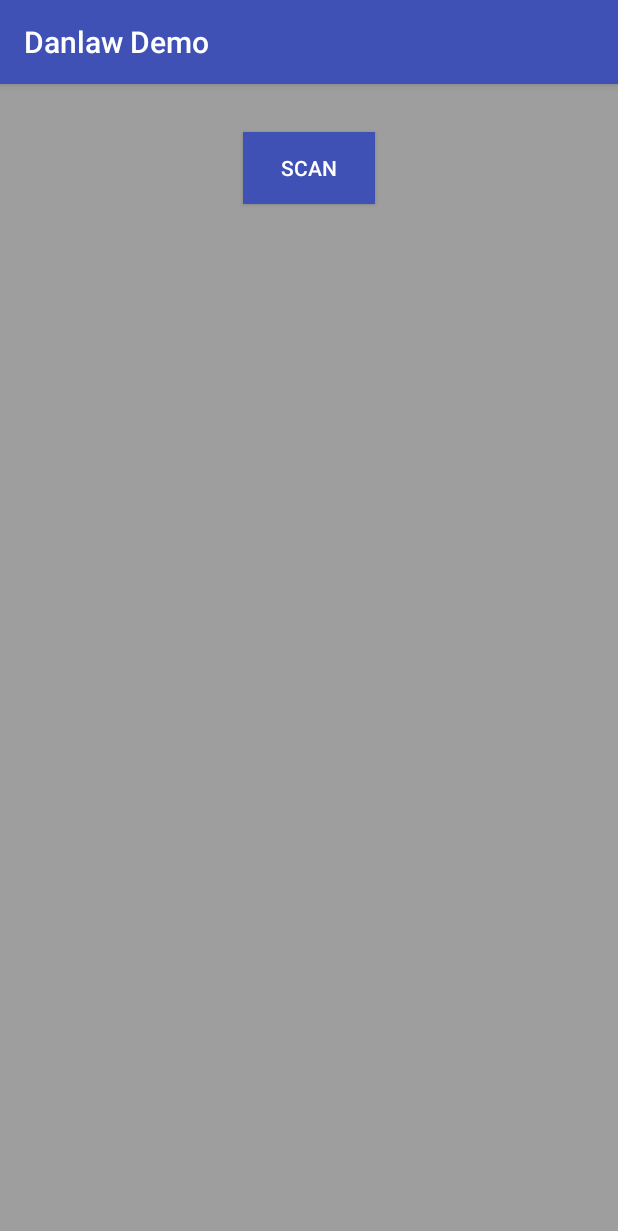
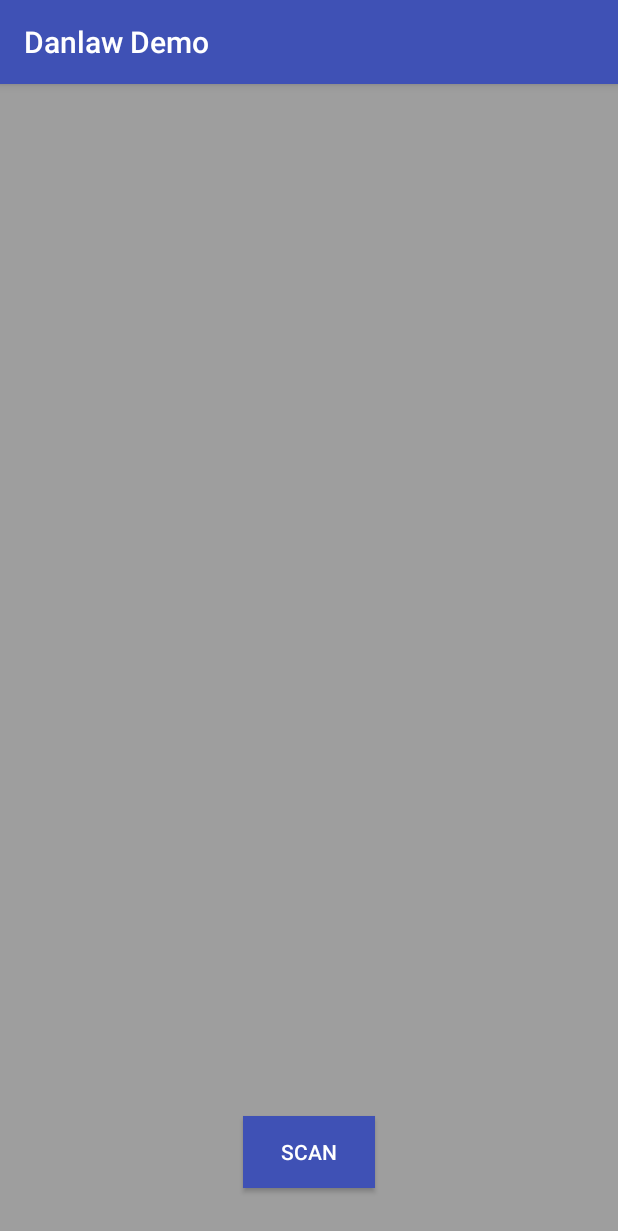
Before and after one commit to danlawinc/smartconnectsdk-android-sample-app, an Android app: the screen it shows after launch (MainActivity), on a phone screen of 412 x 824 dp. Shown: the top 1231 px of the screen. Run offline under Robolectric (Android 15) with nearby library versions, the phone set to English and light mode, and no system bars; our stand-ins replace EventBus; libraries missing offline, so code that uses them is left out: com.danlaw.mobilegateway; 2 statements that could not run were skipped.

Commit message:
comments left

```diff
--- a/app/src/main/java/com/example/danlaw/demo/MyDemoApplication.java
+++ b/app/src/main/java/com/example/danlaw/demo/MyDemoApplication.java
@@ -4,7 +4,6 @@ import android.app.PendingIntent;
 import android.content.Intent;
 import android.support.multidex.MultiDexApplication;
 import android.support.v4.app.TaskStackBuilder;
-import android.util.Log;
 
 import com.danlaw.mobilegateway.auth.AuthInterface;
 import com.danlaw.mobilegateway.auth.IAuthCallback;
@@ -19,12 +18,10 @@ import com.danlaw.mobilegateway.exception.SdkNotAuthenticatedException;
 import com.example.danlaw.demo.activity.ConnectedActivity;
 import com.example.danlaw.demo.events.AutoConnectingEvent;
 import com.example.danlaw.demo.events.BasicDataReceivedEvent;
+import com.example.danlaw.demo.events.BluetoothEnabledEvent;
 import com.example.danlaw.demo.events.ConnectionStatusChangeEvent;
 import com.example.danlaw.demo.events.DPidDataReceivedEvent;
-import com.example.danlaw.demo.events.DPidRegisteredEvent;
-import com.example.danlaw.demo.events.DPidUnregisteredEvent;
 import com.example.danlaw.demo.events.EPidDataReceivedEvent;
-import com.example.danlaw.demo.events.EPidRegisteredEvent;
 import com.example.danlaw.demo.events.OBDDevicesFoundEvent;
 import com.example.danlaw.demo.events.ScanStoppedEvent;
 
@@ -78,18 +75,10 @@ public class MyDemoApplication extends MultiDexApplication implements AutoConnec
 
         @Override
         public void onDataPidRegistered(int responseCode, int DPid) {
-            DPidRegisteredEvent event = new DPidRegisteredEvent();
-            event.responseCode = responseCode;
-            event.dPid = DPid;
-            EventBus.getDefault().post(event);
         }
 
         @Override
         public void onDataPidUnregistered(int responseCode, int DPid) {
-            DPidUnregisteredEvent event = new DPidUnregisteredEvent();
-            event.responseCode = responseCode;
-            event.dPid = DPid;
-            EventBus.getDefault().post(event);
         }
 
         @Override
@@ -103,9 +92,6 @@ public class MyDemoApplication extends MultiDexApplication implements AutoConnec
 
         @Override
         public void onEventPidRegistered(int responseCode) {
-            EPidRegisteredEvent event = new EPidRegisteredEvent();
-            event.responseCode = responseCode;
-            EventBus.getDefault().post(event);
         }
 
         @Override
@@ -155,7 +141,9 @@ public class MyDemoApplication extends MultiDexApplication implements AutoConnec
     IBluetoothCallback iBluetoothCallback = new IBluetoothCallback() {
         @Override
         public void onBluetoothEnabled(boolean enabled) {
-            Log.v("BLE Callback - ", "ble enabled status: " + String.valueOf(enabled));
+            BluetoothEnabledEvent event = new BluetoothEnabledEvent();
+            event.isEnabled = enabled;
+            EventBus.getDefault().post(event);
         }
     };
 
--- a/app/src/main/java/com/example/danlaw/demo/activity/MainActivity.java
+++ b/app/src/main/java/com/example/danlaw/demo/activity/MainActivity.java
@@ -27,8 +27,10 @@ import com.example.danlaw.demo.MyDemoApplication;
 import com.example.danlaw.demo.R;
 import com.example.danlaw.demo.adapter.DeviceListAdapter;
 import com.example.danlaw.demo.events.AutoConnectingEvent;
+import com.example.danlaw.demo.events.BluetoothEnabledEvent;
 import com.example.danlaw.demo.events.ConnectionStatusChangeEvent;
 import com.example.danlaw.demo.events.OBDDevicesFoundEvent;
+import com.example.danlaw.demo.events.ScanStoppedEvent;
 import com.example.danlaw.demo.model.DataLogger;
 
 import org.greenrobot.eventbus.EventBus;
@@ -78,23 +80,29 @@ public class MainActivity extends AppCompatActivity {
                 requestPermissions(permissions, REQUEST_CODE_ASK_PERMISSIONS);
             }
         }
+
         // setting up views
         scanButton = (Button) findViewById(R.id.scanButton);
         lottieAnimationView = (LottieAnimationView) findViewById(R.id.animation_view);
         lottieAnimationView.setAnimation("ripple_loading_animation.json");
         listView = (ListView) findViewById(R.id.devicesList);
+
         // setting device adapter to show list of devices found during scanning
         devicesAdapter = new DeviceListAdapter(getApplicationContext(), devices);
         listView.setAdapter(devicesAdapter);
         listView.setOnItemClickListener(new AdapterView.OnItemClickListener() {
             @Override
             public void onItemClick(AdapterView<?> parent, View view, int position, long id) {
+
                 // update UI and try connecting to a device if any connection is not in progress.
                 if (!tryingToConnect) {
                     selectedDevicePositionInList = position;
                     selectedDatalogger = new DataLogger(devices.get(position).getName(), devices.get(position).getAddress());
+                    // cancelling the scan in case impatient user selects a device before the scan duration has completed
+                    dataLoggerInterface.scanForDataLoggers(false);
                     // calling connect method from datalogger interface to initiate connection. SDK takes care of handling bluetooth connection in the background.
                     dataLoggerInterface.connect(devices.get(position).getAddress());
+                    lottieAnimationView.setVisibility(View.INVISIBLE);
                     view.setBackgroundColor(Color.LTGRAY);
                     Toast.makeText(MainActivity.this, "Initiating connection", Toast.LENGTH_SHORT).show();
                 } else
@@ -103,6 +111,7 @@ public class MainActivity extends AppCompatActivity {
         });
 
         try {
+
             // getting the singleton datalogger interface to communicate with datalogger
             dataLoggerInterface = ((MyDemoApplication) getApplication()).getDataLoggerInterface();
             // TODO: 5/23/2018 describe bluetooth callback?
@@ -114,12 +123,34 @@ public class MainActivity extends AppCompatActivity {
             Log.d(TAG, "SDK not authenticated");
             e.printStackTrace();
         }
+
+        // checking if bluetooth not enabled display a dialog asking the user to turn on bluetooth
+        if (!bluetoothInterface.isBluetoothEnabled()) {
+            new AlertDialog.Builder(MainActivity.this)
+                    .setTitle("Bluetooth needs to be turned on to scan for devices")
+                    .setPositiveButton("Turn on", new DialogInterface.OnClickListener() {
+                        @Override
+                        public void onClick(DialogInterface dialog, int which) {
+                            // this method turns on the bluetooth for the user
+                            bluetoothInterface.enableBluetooth();
+                        }
+                    }).setNegativeButton("Cancel", new DialogInterface.OnClickListener() {
+                @Override
+                public void onClick(DialogInterface dialog, int which) {
+                    dialog.dismiss();
+                }
+            }).setCancelable(true)
+                    .show();
+            Toast.makeText(this, "Bluetooth not turned on", Toast.LENGTH_LONG).show();
+        }
+
         // setting the scanning duration ( in milliseconds)
-        dataLoggerInterface.setScanTime(5000);
+        dataLoggerInterface.setScanTime(10000);
 
         scanButton.setOnClickListener(new View.OnClickListener() {
             @Override
             public void onClick(View v) {
+                Toast.makeText(MainActivity.this, "Scanning for devices", Toast.LENGTH_SHORT).show();
                 devices.clear();
                 selectedDatalogger = null;
                 listView.setVisibility(View.INVISIBLE);
@@ -133,12 +164,7 @@ public class MainActivity extends AppCompatActivity {
     @Subscribe(threadMode = ThreadMode.MAIN)
     public void onOBDDevicesFoundEvent(OBDDevicesFoundEvent event) {
         // adding the device to list anytime a new device is found and updating ui
-        // TODO: 5/18/2018 maybe add scan complete callback
-        dataLoggerInterface.scanForDataLoggers(false);
-        selectedDatalogger = new DataLogger(event.deviceName, event.deviceAddress);
-        devices.add(selectedDatalogger);
-        lottieAnimationView.cancelAnimation();
-        lottieAnimationView.setVisibility(View.GONE);
+        devices.add(new DataLogger(event.deviceName, event.deviceAddress));
         listView.setVisibility(View.VISIBLE);
         devicesAdapter.notifyDataSetChanged();
     }
@@ -146,7 +172,8 @@ public class MainActivity extends AppCompatActivity {
     @Subscribe(threadMode = ThreadMode.MAIN)
     public void onConnectionStatusChangeEvent(ConnectionStatusChangeEvent event) {
         // updating the UI based on the connection status
-        if (event.connectionStatus == DataLoggerInterface.STATE_CONNECTED) {
+        switch (event.connectionStatus) {
+            case DataLoggerInterface.STATE_CONNECTED:
                 listView.getChildAt(selectedDevicePositionInList).setBackgroundColor(Color.GREEN);
                 Toast.makeText(MainActivity.this, "Connected", Toast.LENGTH_SHORT).show();
                 new Handler().postDelayed(new Runnable() {
@@ -158,11 +185,14 @@ public class MainActivity extends AppCompatActivity {
                         startActivity(resultIntent);
                     }
                 }, 150);
-        } else if (event.connectionStatus == DataLoggerInterface.STATE_CONNECTING)
-            listView.getChildAt(selectedDevicePositionInList).setBackgroundColor(Color.LTGRAY);
-        else if (event.connectionStatus == DataLoggerInterface.STATE_DISCONNECTED) {
+                break;
+            case DataLoggerInterface.STATE_DISCONNECTED:
                 Toast.makeText(MainActivity.this, "Failed to connect", Toast.LENGTH_SHORT).show();
                 listView.getChildAt(selectedDevicePositionInList).setBackgroundColor(Color.RED);
+                break;
+            default:
+                listView.getChildAt(selectedDevicePositionInList).setBackgroundColor(Color.LTGRAY);
+                break;
         }
     }
 
@@ -221,4 +251,21 @@ public class MainActivity extends AppCompatActivity {
         lottieAnimationView.setVisibility(View.INVISIBLE);
     }
 
+    @Subscribe(threadMode = ThreadMode.MAIN)
+    public void onBluetoothEnabledEvent(BluetoothEnabledEvent event) {
+        if (event.isEnabled) {
+            Toast.makeText(MainActivity.this, "Bluetooth turned on", Toast.LENGTH_SHORT).show();
         }
+    }
+
+
+    @Subscribe(threadMode = ThreadMode.MAIN)
+    public void onScanStoppedEvent(ScanStoppedEvent event) {
+        if (event.scanTimeOut) {
+            Toast.makeText(MainActivity.this, "Scan complete", Toast.LENGTH_SHORT).show();
+            lottieAnimationView.setVisibility(View.INVISIBLE);
+        } else {
+            Log.d("Scan stopped:", "an attempt to connect to a device was made before scan duration timed out");
+        }
+    }
+}
--- a/app/src/main/res/layout/activity_main.xml
+++ b/app/src/main/res/layout/activity_main.xml
@@ -12,45 +12,35 @@
         android:layout_width="wrap_content"
         android:layout_height="wrap_content"
         android:layout_centerInParent="true"
-        android:layout_marginEnd="8dp"
-        android:layout_marginStart="8dp"
-        android:layout_marginTop="32dp"
+        android:layout_marginBottom="32dp"
+        android:layout_marginEnd="32dp"
+        android:layout_marginStart="32dp"
         android:background="@color/colorPrimary"
         android:text="scan"
         android:textColor="#fff"
+        app:layout_constraintBottom_toBottomOf="parent"
+        app:layout_constraintEnd_toEndOf="parent"
+        app:layout_constraintStart_toStartOf="parent" />
+
+
+    <com.airbnb.lottie.LottieAnimationView
+        android:id="@+id/animation_view"
+        android:layout_width="150dp"
+        android:layout_height="150dp"
         app:layout_constraintEnd_toEndOf="parent"
         app:layout_constraintStart_toStartOf="parent"
-        app:layout_constraintTop_toTopOf="parent" />
+        app:layout_constraintTop_toTopOf="parent"
+        app:lottie_loop="true" />
 
-    <RelativeLayout
-        android:id="@+id/relativeLayout"
+    <ListView
+        android:id="@+id/devicesList"
         android:layout_width="0dp"
-        android:layout_height="wrap_content"
-        android:layout_below="@+id/scanButton"
-        android:layout_marginBottom="32dp"
-        android:layout_marginEnd="32dp"
-        android:layout_marginStart="32dp"
-        android:layout_marginTop="32dp"
-        app:layout_constraintBottom_toBottomOf="parent"
+        android:layout_height="0dp"
+        android:layout_margin="40dp"
+        android:background="@color/white"
+        app:layout_constraintBottom_toTopOf="@+id/scanButton"
         app:layout_constraintEnd_toEndOf="parent"
         app:layout_constraintStart_toStartOf="parent"
-        app:layout_constraintTop_toBottomOf="@+id/scanButton">
-
-        <com.airbnb.lottie.LottieAnimationView
-            android:id="@+id/animation_view"
-            android:layout_width="wrap_content"
-            android:layout_height="wrap_content"
-            android:layout_centerInParent="true"
-            android:visibility="gone"
-            app:lottie_loop="true" />
-
-        <ListView
-            android:id="@+id/devicesList"
-            android:layout_width="match_parent"
-            android:layout_height="wrap_content"
-            android:layout_centerInParent="true"
-            android:background="@color/white"
-            android:visibility="gone" />
-    </RelativeLayout>
+        app:layout_constraintTop_toBottomOf="@+id/animation_view" />
 
 </android.support.constraint.ConstraintLayout>
```
Lines whose indentation alone changed are shown as unchanged.
